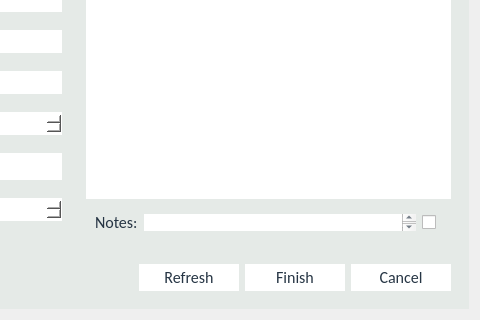
Above: Source/Time-Track/shifteditform.ui from joshuawootonn/time-track before the change; both pictures show x 373 to 853 and y 134 to 454 of the 853 by 454 pixel window. Below: the same form after it.
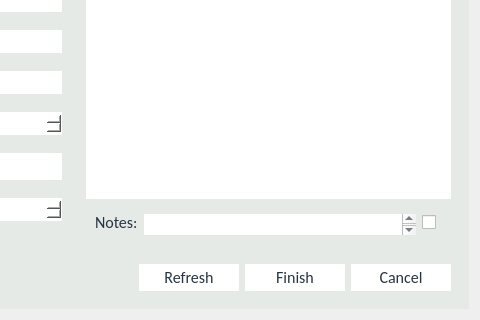
That is the form after the change.

What changed in the file:
```diff
--- a/Source/Time-Track/shifteditform.ui
+++ b/Source/Time-Track/shifteditform.ui
@@ -423,6 +423,12 @@
               </item>
               <item>
                <widget class="QTextEdit" name="Description">
+                <property name="minimumSize">
+                 <size>
+                  <width>0</width>
+                  <height>21</height>
+                 </size>
+                </property>
                 <property name="maximumSize">
                  <size>
                   <width>16777215</width>
```
